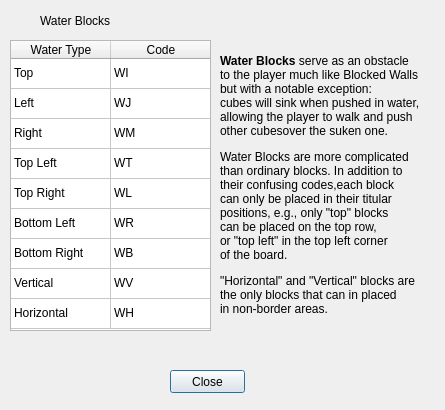
Qt form ui/legend-water.ui (le717/Blocks) before a commit.
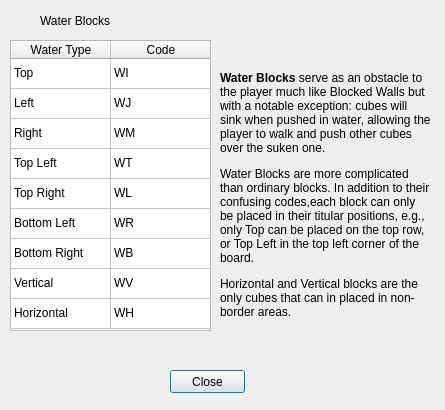
The same form after that commit.

Commit message: Enable word wrap

What changed in the file:
```diff
--- a/ui/legend-water.ui
+++ b/ui/legend-water.ui
@@ -214,7 +214,7 @@
    <property name="geometry">
     <rect>
      <x>220</x>
-     <y>30</y>
+     <y>40</y>
      <width>211</width>
      <height>311</height>
     </rect>
@@ -223,7 +223,10 @@
     <string notr="true">font: 75 9pt &quot;Open Sans&quot;;</string>
    </property>
    <property name="text">
-    <string notr="true">&lt;p&gt;&lt;span style=&quot; font-weight:700;&quot;&gt;Water Blocks&lt;/span&gt; serve as an obstacle&lt;br&gt;to the player much like Blocked Walls&lt;br&gt;but with a notable exception:&lt;br&gt;cubes will sink when pushed in water,&lt;br&gt;allowing the player to walk and push&lt;br&gt;other cubesover the suken one.&lt;/p&gt;&lt;p&gt;Water Blocks are more complicated&lt;br&gt;than ordinary blocks. In addition to&lt;br&gt;their confusing codes,each block&lt;br&gt;can only be placed in their titular&lt;br&gt;positions, e.g., only &quot;top&quot; blocks&lt;br&gt;can be placed on the top row,&lt;br&gt;or &quot;top left&quot; in the top left corner&lt;br&gt;of the board.&lt;/p&gt;&lt;p&gt;&quot;Horizontal&quot; and &quot;Vertical&quot; blocks are&lt;br&gt;the only blocks that can in placed&lt;br&gt;in non-border areas.&lt;/p&gt;</string>
+    <string notr="true">&lt;p&gt;&lt;span style=&quot; font-weight:700;&quot;&gt;Water Blocks&lt;/span&gt; serve as an obstacle to the player much like Blocked Walls but with a notable exception: cubes will sink when pushed in water, allowing the player to walk and push other cubes over the suken one.&lt;/p&gt;&lt;p&gt;Water Blocks are more complicated than ordinary blocks. In addition to their confusing codes,each block can only be placed in their titular positions, e.g., only Top can be placed on the top row, or Top Left in the top left corner of the board.&lt;/p&gt;&lt;p&gt;Horizontal and Vertical blocks are the only cubes that can in placed in non-border areas.&lt;/p&gt;</string>
+   </property>
+   <property name="wordWrap">
+    <bool>true</bool>
    </property>
   </widget>
   <widget class="QTableWidget" name="tableWidget_4">
```
Left out of the diff: 3 changed lines with no effect on the pictures. The commit also changes 1 other file.
